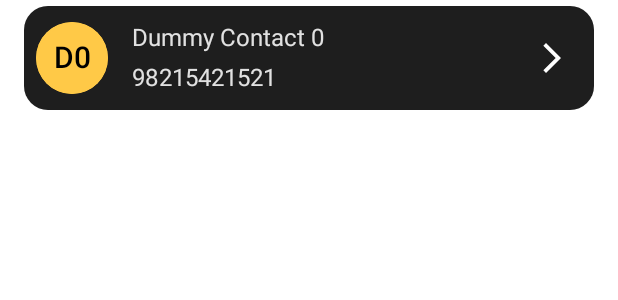
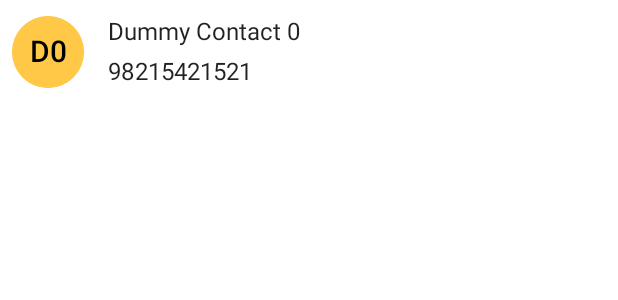
Before and after one commit to ImnIrdst/iiContacts, an Android app built with Jetpack Compose: the @Preview function DefaultPreview, on a phone screen of 412 x 824 dp. Shown: the top 300 px of the screen. Run offline under Robolectric (Android 15) with nearby library versions, the phone set to English and light mode, and no system bars.

Commit message:
Load real phone contacts

```diff
--- a/app/src/main/AndroidManifest.xml
+++ b/app/src/main/AndroidManifest.xml
@@ -6,6 +6,7 @@
     <uses-permission android:name="android.permission.WRITE_CONTACTS" />
 
     <application
+        android:name=".IIContactsApp"
         android:allowBackup="true"
         android:icon="@mipmap/ic_launcher"
         android:label="@string/app_name"
--- a/app/src/main/java/com/ian/iicontacts/domain/model/Contact.kt
+++ b/app/src/main/java/com/ian/iicontacts/domain/model/Contact.kt
@@ -1,21 +1,31 @@
 package com.ian.iicontacts.domain.model
 
+import android.graphics.Bitmap
+import android.net.Uri
+
 data class Contact(
+    val id: String,
     val name: String,
-    val phone: String,
+    val phoneNumber: String,
+    val photo: Bitmap?,
+    val photoURI: Uri?,
 ) {
 
     val preview: String
         get() = name.split("\\s+".toRegex()).let { "${it.first().first()}${it.last().first()}" }
 
     companion object {
+
+        private fun dummyContactInitiator(name: String, mobileNumber: String) =
+            Contact("", name, mobileNumber, null, null)
+
         val dummyList = listOf(
-            Contact("Dummy Contact 0", "98215421521"),
-            Contact("Dummy Contact 1", "0151325144"),
-            Contact("Dummy Contact 2", "0031125125912"),
-            Contact("Dummy Contact 3", "009831125125912"),
-            Contact("Dummy Contact 4", "31125125912"),
-            Contact("Dummy Contact 5", "+983124125125"),
+            dummyContactInitiator("Dummy Contact 0", "98215421521"),
+            dummyContactInitiator("Dummy Contact 1", "0151325144"),
+            dummyContactInitiator("Dummy Contact 2", "0031125125912"),
+            dummyContactInitiator("Dummy Contact 3", "009831125125912"),
+            dummyContactInitiator("Dummy Contact 4", "31125125912"),
+            dummyContactInitiator("Dummy Contact 5", "+983124125125"),
         )
     }
 }
--- a/app/src/main/java/com/ian/iicontacts/screens/home/ContactItem.kt
+++ b/app/src/main/java/com/ian/iicontacts/screens/home/ContactItem.kt
@@ -2,7 +2,7 @@
 
 import androidx.compose.foundation.*
 import androidx.compose.foundation.layout.*
-import androidx.compose.foundation.shape.*
+import androidx.compose.foundation.shape.CircleShape
 import androidx.compose.material.*
 import androidx.compose.runtime.Composable
 import androidx.compose.ui.*
@@ -17,11 +17,6 @@
 
 @Composable
 fun ItemContact(contact: Contact) {
-    Card(
-        Modifier
-            .padding(horizontal = spacingMedium, vertical = spacingTiny)
-            .clip(RoundedCornerShape(spacingMedium))
-    ) {
         Row(modifier = Modifier.padding(spacingSmall)) {
             Box(
                 modifier = Modifier
@@ -48,7 +43,10 @@
                     .padding(horizontal = spacingMedium)
             ) {
                 Text(text = contact.name, modifier = Modifier.padding(vertical = spacingTiny))
-                Text(text = contact.phone, modifier = Modifier.padding(vertical = spacingTiny))
+                Text(
+                    text = contact.phoneNumber,
+                    modifier = Modifier.padding(vertical = spacingTiny)
+                )
             }
 
             Image(
@@ -61,7 +59,7 @@
             )
         }
     }
-}
+
 
 @Preview
 @Composable
```
Also changed, not shown: app/src/main/java/com/ian/iicontacts/IIContactsApp.kt (added, +16 -0 lines), app/src/main/java/com/ian/iicontacts/data/local/ContactLocalDataSource.kt (added, +81 -0 lines), app/src/main/java/com/ian/iicontacts/screens/home/HomeViewModel.kt (+9 -4 lines).
